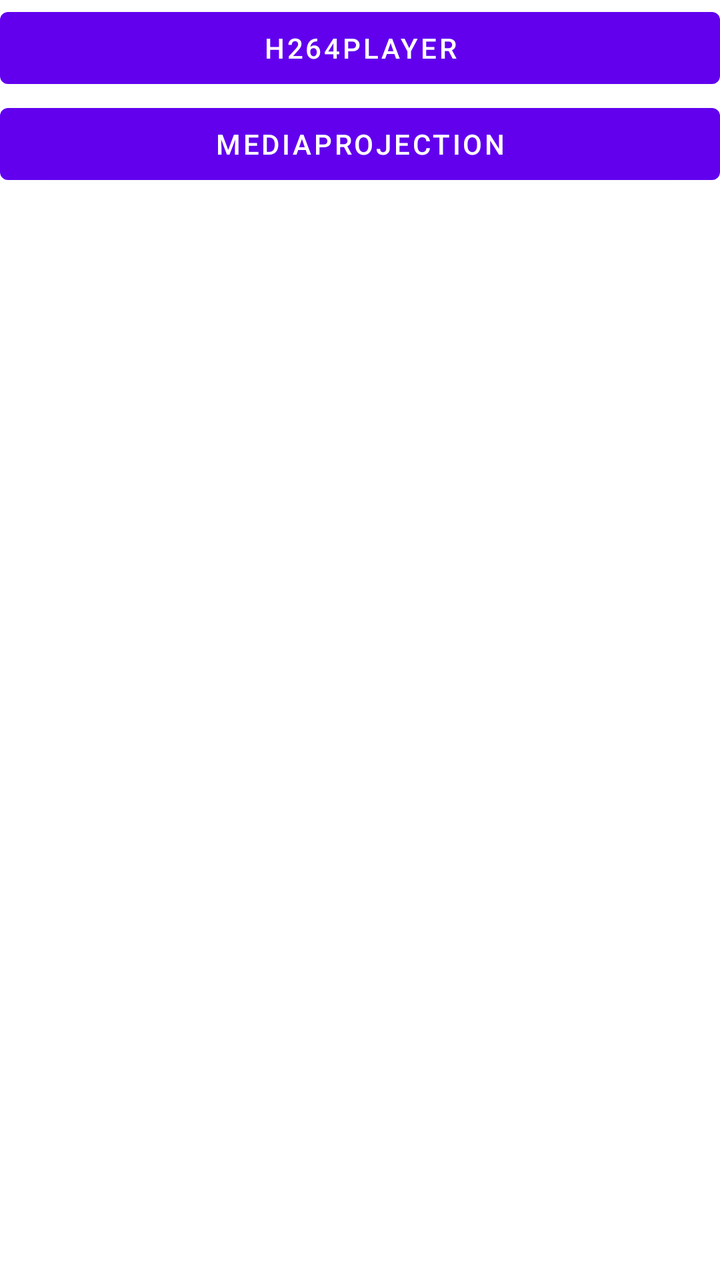
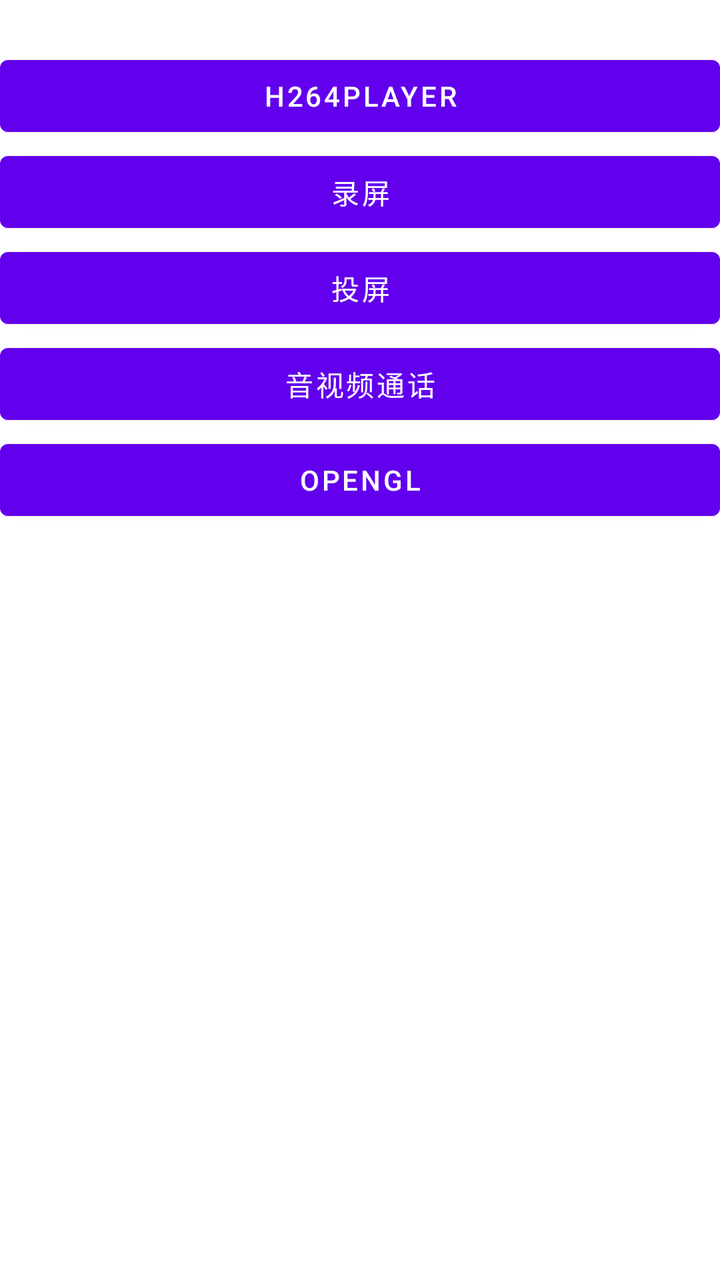

Screens rendered from an Android XML layout before and after an edit, with the pre-edit source and the edit as a unified diff.
<!-- AndroidManifest.xml: application theme Theme.AudioVideoAndroid -->
<!-- res/layout/activity_main.xml -->
<?xml version="1.0" encoding="utf-8"?>
<LinearLayout xmlns:android="http://schemas.android.com/apk/res/android"
    xmlns:app="http://schemas.android.com/apk/res-auto"
    xmlns:tools="http://schemas.android.com/tools"
    android:layout_width="match_parent"
    android:layout_height="match_parent"
    android:orientation="vertical"
    tools:context=".MainActivity">


    <Button
        android:id="@+id/h264Player"
        android:layout_width="match_parent"
        android:layout_height="wrap_content"
        android:text="H264Player"/>

    <Button
        android:id="@+id/mediaProjection"
        android:layout_width="match_parent"
        android:layout_height="wrap_content"
        android:text="MediaProjection"/>


</LinearLayout>
<!-- resources referenced by this layout -->
<resources>
  <style name="Theme.AudioVideoAndroid" parent="Theme.MaterialComponents.DayNight.DarkActionBar">
          
          <item name="colorPrimary">@color/purple_500</item>
          <item name="colorPrimaryVariant">@color/purple_700</item>
          <item name="colorOnPrimary">@color/white</item>
          
          <item name="colorSecondary">@color/teal_200</item>
          <item name="colorSecondaryVariant">@color/teal_700</item>
          <item name="colorOnSecondary">@color/black</item>
          
          <item name="android:statusBarColor">?attr/colorPrimaryVariant</item>
          
      </style>
  <color name="purple_500">#FF6200EE</color>
  <color name="purple_700">#FF3700B3</color>
  <color name="white">#FFFFFFFF</color>
  <color name="teal_200">#FF03DAC5</color>
  <color name="teal_700">#FF018786</color>
  <color name="black">#FF000000</color>
</resources>

<!-- the commit's change to res/layout/activity_main.xml (unified diff, before → after) -->
@@ -5,6 +5,7 @@
     android:layout_width="match_parent"
     android:layout_height="match_parent"
     android:orientation="vertical"
+    android:paddingTop="24dp"
     tools:context=".MainActivity">
 
 
@@ -18,7 +19,25 @@
         android:id="@+id/mediaProjection"
         android:layout_width="match_parent"
         android:layout_height="wrap_content"
-        android:text="MediaProjection"/>
+        android:text="录屏"/>
+
+    <Button
+        android:id="@+id/screenCast"
+        android:layout_width="match_parent"
+        android:layout_height="wrap_content"
+        android:text="投屏"/>
+
+    <Button
+        android:id="@+id/communicate"
+        android:layout_width="match_parent"
+        android:layout_height="wrap_content"
+        android:text="音视频通话"/>
+
+    <Button
+        android:id="@+id/opengl"
+        android:layout_width="match_parent"
+        android:layout_height="wrap_content"
+        android:text="OpenGL"/>
 
 
 </LinearLayout>
